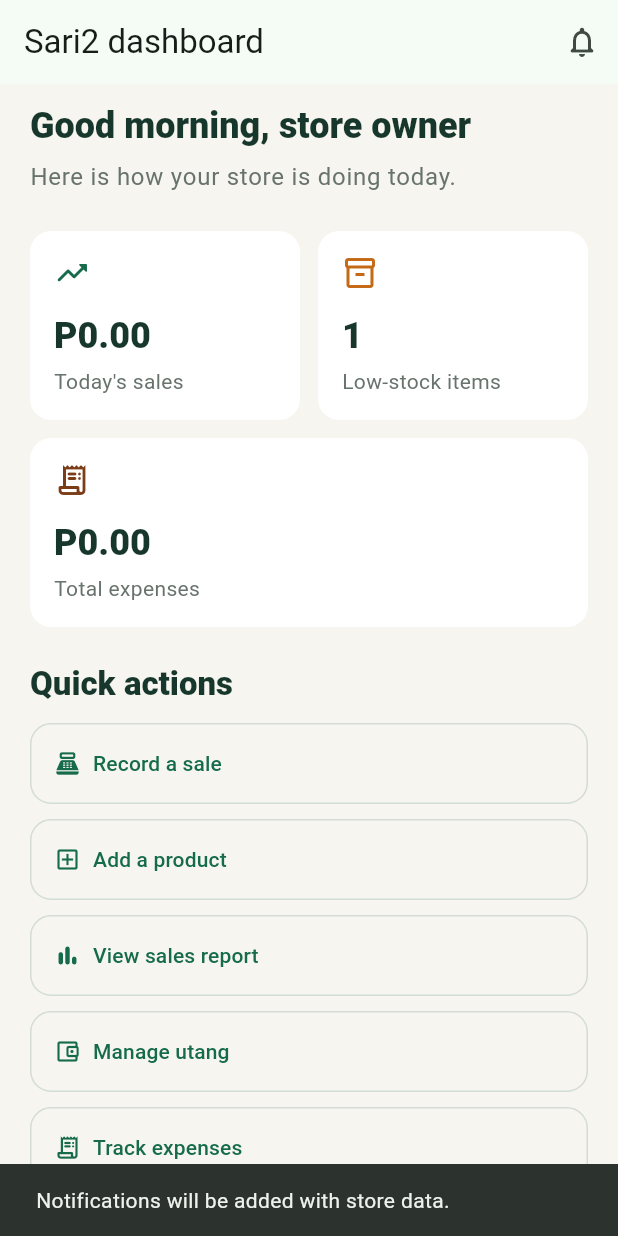
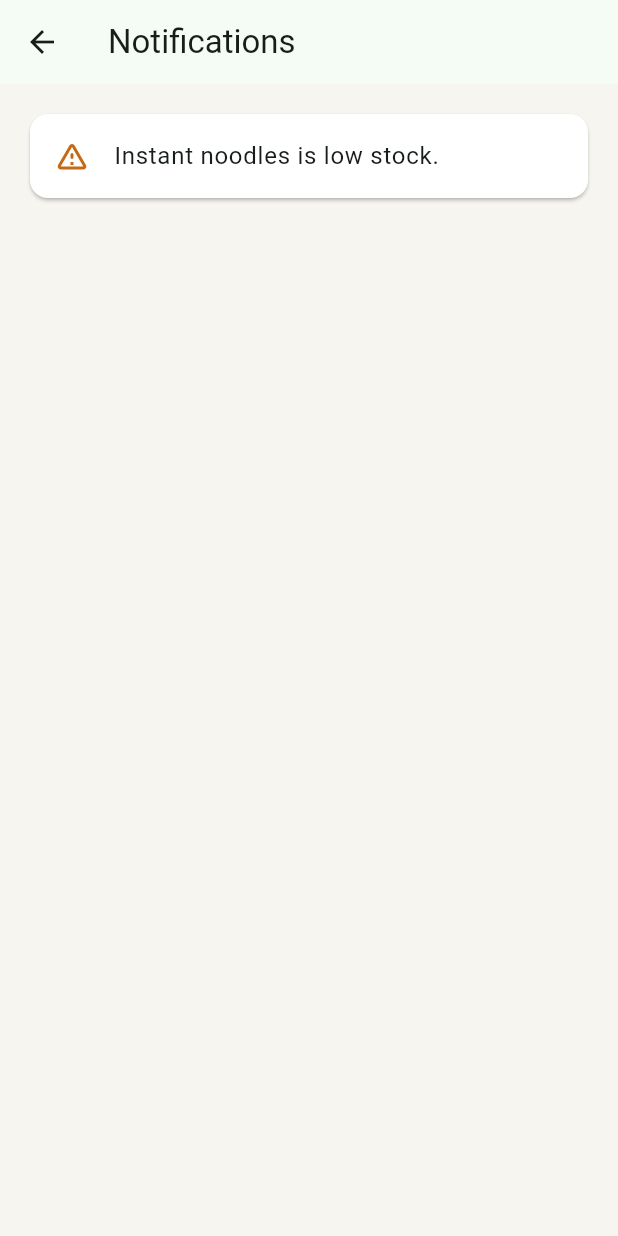
Before and after one commit to Janmaica/Sari2, a Flutter app: the DashboardScreen screen opened directly, after a tap on the "notifications none" icon, on a phone screen of 412 x 824 dp. Run offline on Flutter 3.47's test engine with Material 3 defaults, Android fonts, the phone set to English and light mode, and no system bars; our stand-ins replace shared_preferences; accounts and stored records are empty.

Commit message:
Add sales history and notifications

```diff
--- a/lib/main.dart
+++ b/lib/main.dart
@@ -5,8 +5,10 @@ import 'screens/login_screen.dart';
 export 'screens/dashboard_screen.dart';
 export 'screens/inventory_screen.dart';
 export 'screens/login_screen.dart';
+export 'screens/notifications_screen.dart';
 export 'screens/record_sale_screen.dart';
 export 'screens/reports_screen.dart';
+export 'screens/sales_history_screen.dart';
 export 'screens/stock_history_screen.dart';
 export 'screens/utang_screen.dart';
 
--- a/lib/screens/dashboard_screen.dart
+++ b/lib/screens/dashboard_screen.dart
@@ -3,8 +3,10 @@ import 'package:flutter/material.dart';
 import '../data/store_repository.dart';
 import 'expenses_screen.dart';
 import 'inventory_screen.dart';
+import 'notifications_screen.dart';
 import 'record_sale_screen.dart';
 import 'reports_screen.dart';
+import 'sales_history_screen.dart';
 import 'utang_screen.dart';
 
 class DashboardScreen extends StatelessWidget {
@@ -28,9 +30,10 @@ class DashboardScreen extends StatelessWidget {
         actions: [
           IconButton(
             tooltip: 'Notifications',
-            onPressed: () => _showComingSoon(
-              context,
-              'Notifications will be added with store data.',
+            onPressed: () => Navigator.of(context).push(
+              MaterialPageRoute<void>(
+                builder: (_) => NotificationsScreen(repository: _repository),
+              ),
             ),
             icon: const Icon(Icons.notifications_none_rounded),
           ),
@@ -122,6 +125,16 @@ class DashboardScreen extends StatelessWidget {
                         ),
                       ),
                       _ActionButton(
+                        icon: Icons.account_balance_wallet_outlined,
+                        label: 'Manage utang',
+                        onPressed: () => Navigator.of(context).push(
+                          MaterialPageRoute<void>(
+                            builder: (_) =>
+                                UtangScreen(repository: _repository),
+                          ),
+                        ),
+                      ),
+                      _ActionButton(
                         icon: Icons.bar_chart_rounded,
                         label: 'View sales report',
                         onPressed: () => Navigator.of(context).push(
@@ -132,12 +145,12 @@ class DashboardScreen extends StatelessWidget {
                         ),
                       ),
                       _ActionButton(
-                        icon: Icons.account_balance_wallet_outlined,
-                        label: 'Manage utang',
+                        icon: Icons.history_rounded,
+                        label: 'Sales history',
                         onPressed: () => Navigator.of(context).push(
                           MaterialPageRoute<void>(
                             builder: (_) =>
-                                UtangScreen(repository: _repository),
+                                SalesHistoryScreen(repository: _repository),
                           ),
                         ),
                       ),
--- /dev/null
+++ b/lib/screens/notifications_screen.dart
@@ -0,0 +1,66 @@
+import 'package:flutter/material.dart';
+
+import '../data/store_repository.dart';
+
+class NotificationsScreen extends StatelessWidget {
+  const NotificationsScreen({super.key, this.repository});
+
+  final StoreRepository? repository;
+
+  StoreRepository get _repository => repository ?? StoreRepository.instance;
+
+  @override
+  Widget build(BuildContext context) {
+    final alerts = <String>[];
+
+    for (final product in _repository.products) {
+      if (product.isLowStock) {
+        alerts.add('${product.name} is low stock.');
+      }
+    }
+
+    for (final customer in _repository.customers) {
+      if (customer.balance > 0) {
+        alerts.add(
+          '${customer.name} owes P${customer.balance.toStringAsFixed(2)}.',
+        );
+      }
+    }
+
+    return Scaffold(
+      appBar: AppBar(title: const Text('Notifications')),
+      body: ListenableBuilder(
+        listenable: _repository,
+        builder: (context, _) {
+          if (alerts.isEmpty) {
+            return const Center(child: Text('No alerts right now.'));
+          }
+
+          return ListView.separated(
+            padding: const EdgeInsets.all(20),
+            itemCount: alerts.length,
+            separatorBuilder: (_, _) => const SizedBox(height: 10),
+            itemBuilder: (context, index) {
+              final alert = alerts[index];
+              return Card(
+                margin: EdgeInsets.zero,
+                color: Colors.white,
+                child: ListTile(
+                  leading: Icon(
+                    alert.contains('low stock')
+                        ? Icons.warning_amber_rounded
+                        : Icons.account_balance_wallet_outlined,
+                    color: alert.contains('low stock')
+                        ? const Color(0xFFC46A16)
+                        : const Color(0xFF156B4B),
+                  ),
+                  title: Text(alert),
+                ),
+              );
+            },
+          );
+        },
+      ),
+    );
+  }
+}
```
Also changed, not shown: lib/screens/sales_history_screen.dart (added, +62 -0 lines), 1 other file.
